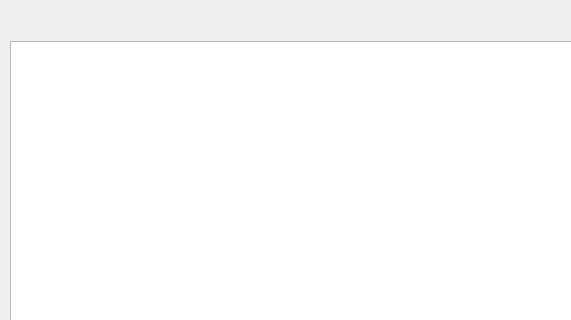
Old version of the form viewbooklist.ui in the repository maramnabil/Library-Management-System; both pictures show x 0 to 571 and y 0 to 320 of the 800 by 600 pixel window.
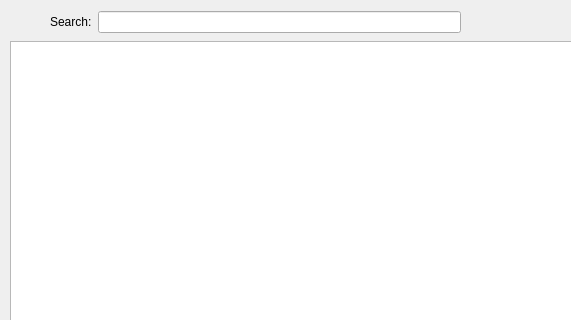
New version of the form.

Commit message: add book search with title synchronized with genre

```diff
--- a/viewbooklist.ui
+++ b/viewbooklist.ui
@@ -175,6 +175,28 @@
      <string>Genre:</string>
     </property>
    </widget>
+   <widget class="QWidget" name="layoutWidget">
+    <property name="geometry">
+     <rect>
+      <x>50</x>
+      <y>10</y>
+      <width>411</width>
+      <height>24</height>
+     </rect>
+    </property>
+    <layout class="QHBoxLayout" name="horizontalLayout">
+     <item>
+      <widget class="QLabel" name="label_2">
+       <property name="text">
+        <string>Search:</string>
+       </property>
+      </widget>
+     </item>
+     <item>
+      <widget class="QLineEdit" name="lineEdit"/>
+     </item>
+    </layout>
+   </widget>
   </widget>
   <widget class="QMenuBar" name="menubar">
    <property name="geometry">
```
Left out of the diff: 2 changed lines with no effect on the pictures. The commit also changes 2 other files.
